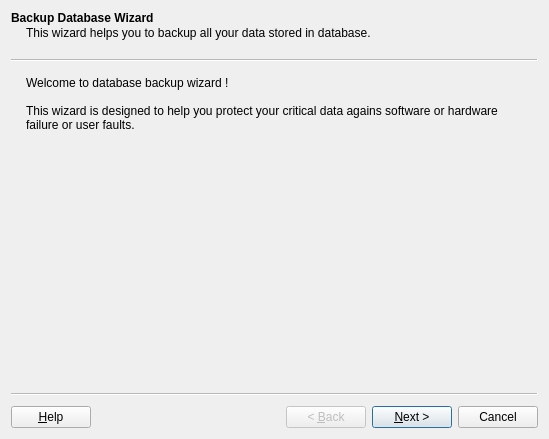
Qt form qtz/widgets/data/wizard-backup-database.ui (soroush/Qtz) before a commit.
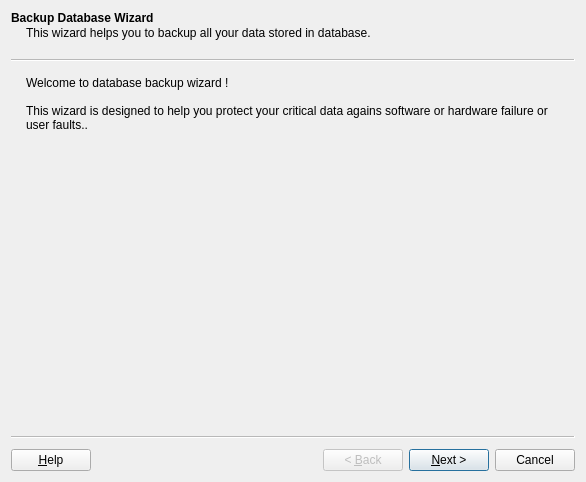
The same form after that commit. Custom widgets are drawn as their Qt base class.

```diff
--- a/qtz/widgets/data/wizard-backup-database.ui
+++ b/qtz/widgets/data/wizard-backup-database.ui
@@ -6,8 +6,8 @@
    <rect>
     <x>0</x>
     <y>0</y>
-    <width>549</width>
-    <height>439</height>
+    <width>586</width>
+    <height>482</height>
    </rect>
   </property>
   <property name="windowTitle">
@@ -29,7 +29,7 @@
       <property name="text">
        <string>Welcome to database backup wizard !
 
-This wizard is designed to help you protect your critical data agains software or hardware failure or user faults.</string>
+This wizard is designed to help you protect your critical data agains software or hardware failure or user faults..</string>
       </property>
       <property name="alignment">
        <set>Qt::AlignLeading|Qt::AlignLeft|Qt::AlignTop</set>
@@ -610,6 +610,13 @@
    </layout>
   </widget>
  </widget>
+ <customwidgets>
+  <customwidget>
+   <class>ChooseFile</class>
+   <extends>QWidget</extends>
+   <header>qtz/widgets/misc/choose-file.h</header>
+  </customwidget>
+ </customwidgets>
  <resources/>
  <connections/>
 </ui>
```
Left out of the diff: 458 changed lines with no effect on the pictures. Lines whose indentation alone changed are shown as unchanged.
